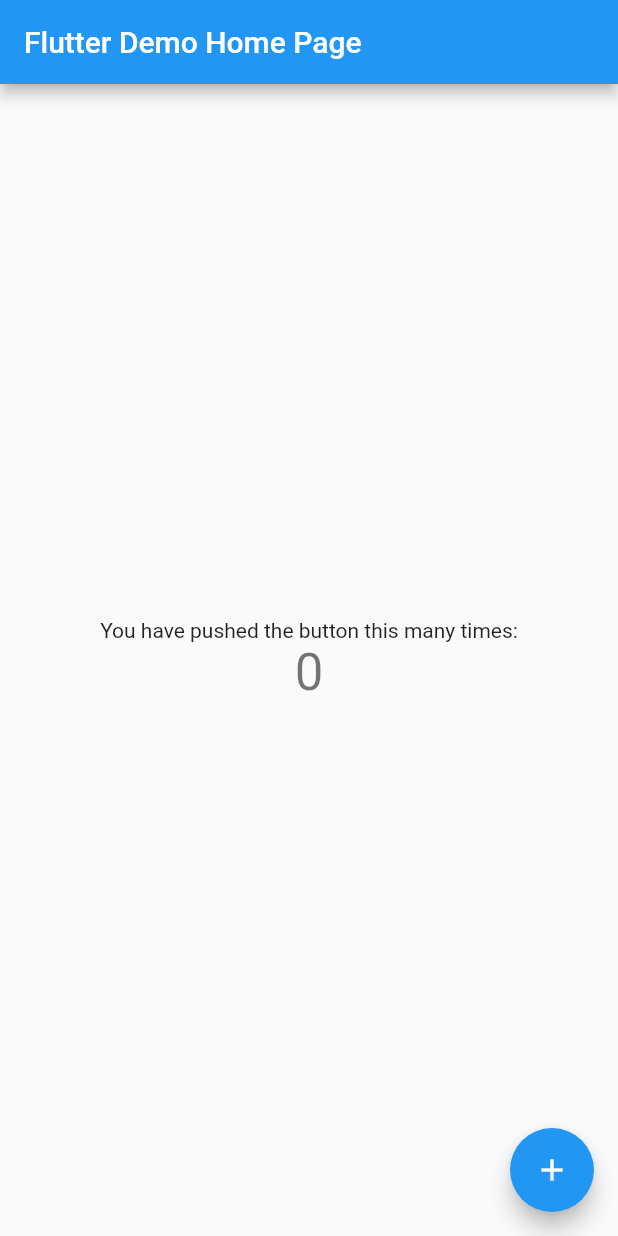
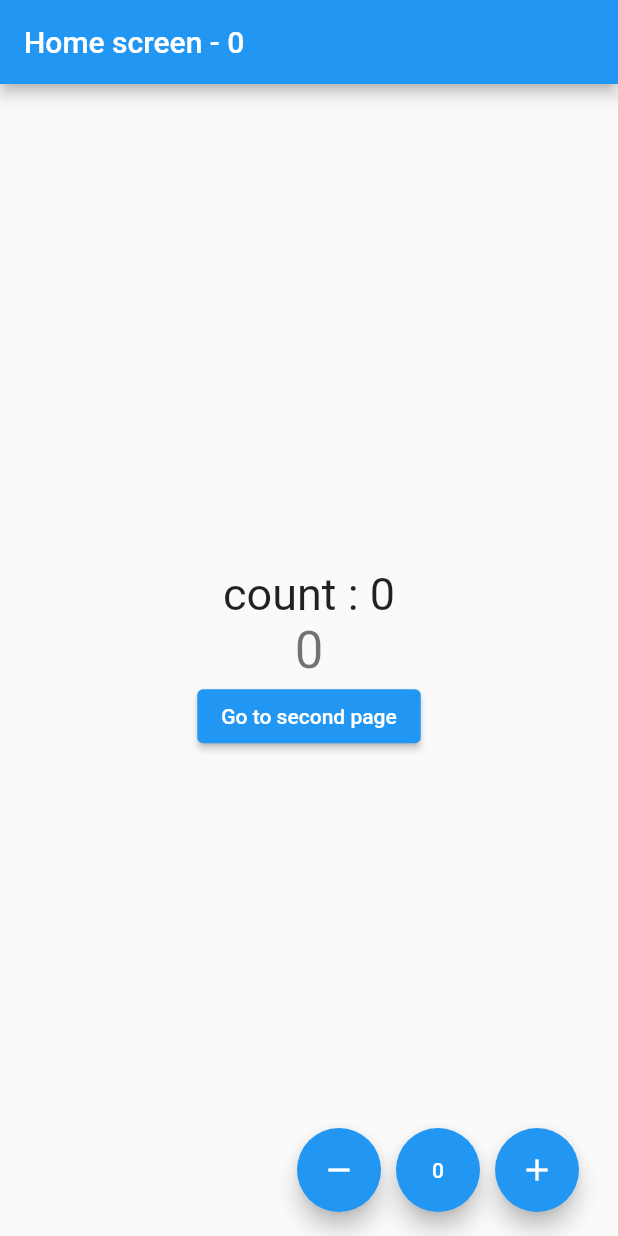
Before and after one commit to sangbumwoo/dev_study, a Flutter app: the screen it shows after launch, on a phone screen of 412 x 824 dp. Run offline on Flutter 3.47's test engine with Material 2 defaults, Android fonts, the phone set to English and light mode, and no system bars.

Commit message:
provider

```diff
--- a/flutter/provider_example/lib/main.dart
+++ b/flutter/provider_example/lib/main.dart
@@ -1,115 +1,33 @@
 import 'package:flutter/material.dart';
+import 'package:provider/provider.dart';
+import 'package:provider_example/providers/counter_provider.dart';
+import 'package:provider_example/providers/shopping_cart_provider.dart';
+import 'package:provider_example/screens/home_screen.dart';
+import 'package:provider_example/screens/second_page.dart';
 
 void main() {
-  runApp(const MyApp());
+  runApp(MultiProvider(providers: [
+    ChangeNotifierProvider(create: (_) => Counter()),
+    ChangeNotifierProvider(create: (context) => ShoppingCart()),
+  ], child: const MyApp()));
 }
 
 class MyApp extends StatelessWidget {
   const MyApp({super.key});
 
-  // This widget is the root of your application.
   @override
   Widget build(BuildContext context) {
     return MaterialApp(
       title: 'Flutter Demo',
       theme: ThemeData(
-        // This is the theme of your application.
-        //
-        // Try running your application with "flutter run". You'll see the
-        // application has a blue toolbar. Then, without quitting the app, try
-        // changing the primarySwatch below to Colors.green and then invoke
-        // "hot reload" (press "r" in the console where you ran "flutter run",
-        // or simply save your changes to "hot reload" in a Flutter IDE).
-        // Notice that the counter didn't reset back to zero; the application
-        // is not restarted.
         primarySwatch: Colors.blue,
       ),
-      home: const MyHomePage(title: 'Flutter Demo Home Page'),
+      // home: const MyHomePage(),
+      initialRoute: '/',
+      routes: {
+        '/': (context) => const MyHomePage(),
+        '/second': (context) => const SecondPage(),
+      },
     );
   }
 }
-
-class MyHomePage extends StatefulWidget {
-  const MyHomePage({super.key, required this.title});
-
-  // This widget is the home page of your application. It is stateful, meaning
-  // that it has a State object (defined below) that contains fields that affect
-  // how it looks.
-
-  // This class is the configuration for the state. It holds the values (in this
-  // case the title) provided by the parent (in this case the App widget) and
-  // used by the build method of the State. Fields in a Widget subclass are
-  // always marked "final".
-
-  final String title;
-
-  @override
-  State<MyHomePage> createState() => _MyHomePageState();
-}
-
-class _MyHomePageState extends State<MyHomePage> {
-  int _counter = 0;
-
-  void _incrementCounter() {
-    setState(() {
-      // This call to setState tells the Flutter framework that something has
-      // changed in this State, which causes it to rerun the build method below
-      // so that the display can reflect the updated values. If we changed
-      // _counter without calling setState(), then the build method would not be
-      // called again, and so nothing would appear to happen.
-      _counter++;
-    });
-  }
-
-  @override
-  Widget build(BuildContext context) {
-    // This method is rerun every time setState is called, for instance as done
-    // by the _incrementCounter method above.
-    //
-    // The Flutter framework has been optimized to make rerunning build methods
-    // fast, so that you can just rebuild anything that needs updating rather
-    // than having to individually change instances of widgets.
-    return Scaffold(
-      appBar: AppBar(
-        // Here we take the value from the MyHomePage object that was created by
-        // the App.build method, and use it to set our appbar title.
-        title: Text(widget.title),
-      ),
-      body: Center(
-        // Center is a layout widget. It takes a single child and positions it
-        // in the middle of the parent.
-        child: Column(
-          // Column is also a layout widget. It takes a list of children and
-          // arranges them vertically. By default, it sizes itself to fit its
-          // children horizontally, and tries to be as tall as its parent.
-          //
-          // Invoke "debug painting" (press "p" in the console, choose the
-          // "Toggle Debug Paint" action from the Flutter Inspector in Android
-          // Studio, or the "Toggle Debug Paint" command in Visual Studio Code)
-          // to see the wireframe for each widget.
-          //
-          // Column has various properties to control how it sizes itself and
-          // how it positions its children. Here we use mainAxisAlignment to
-          // center the children vertically; the main axis here is the vertical
-          // axis because Columns are vertical (the cross axis would be
-          // horizontal).
-          mainAxisAlignment: MainAxisAlignment.center,
-          children: <Widget>[
-            const Text(
-              'You have pushed the button this many times:',
-            ),
-            Text(
-              '$_counter',
-              style: Theme.of(context).textTheme.headlineMedium,
-            ),
-          ],
-        ),
-      ),
-      floatingActionButton: FloatingActionButton(
-        onPressed: _incrementCounter,
-        tooltip: 'Increment',
-        child: const Icon(Icons.add),
-      ), // This trailing comma makes auto-formatting nicer for build methods.
-    );
-  }
-}
--- /dev/null
+++ b/flutter/provider_example/lib/providers/counter_provider.dart
@@ -0,0 +1,26 @@
+import 'package:flutter/material.dart';
+
+class Counter with ChangeNotifier {
+  Counter() {
+    print('Counter 초기화');
+  }
+
+  int _count = 0;
+
+  int get count => _count;
+
+  void increment() {
+    _count++;
+    notifyListeners();
+  }
+
+  void decrement() {
+    _count--;
+    notifyListeners();
+  }
+
+  void reset() {
+    _count = 0;
+    notifyListeners();
+  }
+}
--- /dev/null
+++ b/flutter/provider_example/lib/screens/home_screen.dart
@@ -0,0 +1,77 @@
+import 'package:flutter/material.dart';
+import 'package:provider/provider.dart';
+
+import '../providers/counter_provider.dart';
+
+class MyHomePage extends StatelessWidget {
+  const MyHomePage({super.key});
+
+  @override
+  Widget build(BuildContext context) {
+    return Scaffold(
+      appBar: AppBar(
+        title: Text('Home screen - ${context.watch<Counter>().count}'),
+      ),
+      body: Center(
+        child: Column(
+          mainAxisAlignment: MainAxisAlignment.center,
+          children: [
+            Text('count : ${context.watch<Counter>().count}',
+                style: const TextStyle(fontSize: 30)),
+            const Count(),
+            ElevatedButton(
+                onPressed: () {
+                  Navigator.pushNamed(context, '/second');
+                },
+                child: Text('Go to second page'))
+          ],
+        ),
+      ),
+      floatingActionButton: Row(
+        mainAxisAlignment: MainAxisAlignment.end,
+        children: [
+          FloatingActionButton(
+            heroTag: UniqueKey(),
+            onPressed: () {
+              context.read<Counter>().decrement();
+            },
+            child: const Icon(Icons.remove),
+          ),
+          const SizedBox(
+            width: 10,
+          ),
+          FloatingActionButton(
+            heroTag: UniqueKey(),
+            onPressed: () {
+              context.read<Counter>().reset();
+            },
+            child: const Text('0'),
+          ),
+          const SizedBox(
+            width: 10,
+          ),
+          FloatingActionButton(
+            heroTag: UniqueKey(),
+            onPressed: () {
+              context.read<Counter>().increment();
+            },
+            child: const Icon(Icons.add),
+          ),
+          const SizedBox(
+            width: 10,
+          ),
+        ],
+      ),
+    );
+  }
+}
+
+class Count extends StatelessWidget {
+  const Count({super.key});
+
+  @override
+  Widget build(BuildContext context) {
+    return Text('${context.watch<Counter>().count}',
+        style: Theme.of(context).textTheme.headlineMedium);
+  }
+}
--- a/flutter/provider_example/pubspec.yaml
+++ b/flutter/provider_example/pubspec.yaml
@@ -35,6 +35,7 @@ dependencies:
   # The following adds the Cupertino Icons font to your application.
   # Use with the CupertinoIcons class for iOS style icons.
   cupertino_icons: ^1.0.2
+  provider: ^6.0.5
 
 dev_dependencies:
   flutter_test:
```
Also changed, not shown: flutter/provider_example/lib/providers/shopping_cart_provider.dart (added, +12 -0 lines), flutter/provider_example/lib/screens/second_page.dart (added, +32 -0 lines), flutter/provider_example/pubspec.lock.
